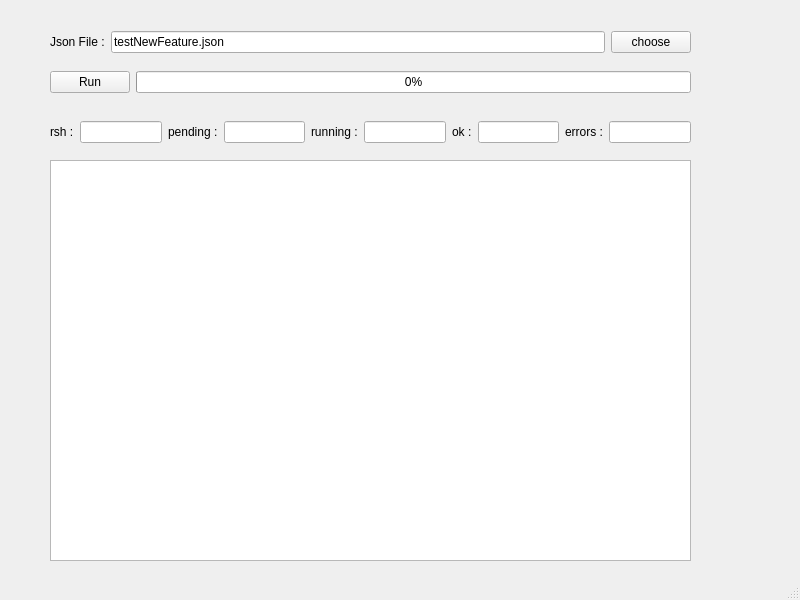
The window that CustomFault/mainwindow.ui (tcko5611/license) describes before a commit, drawn with Qt 5.
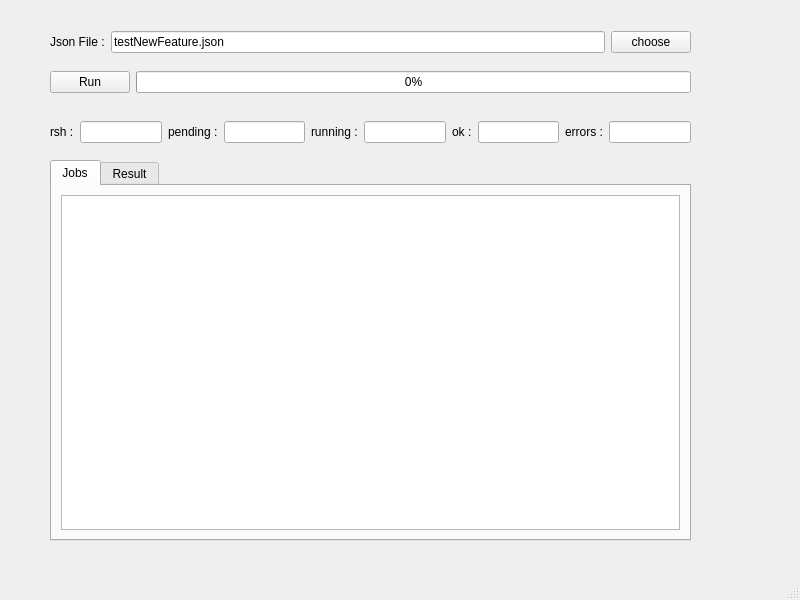
The same window after the commit.

```diff
--- a/CustomFault/mainwindow.ui
+++ b/CustomFault/mainwindow.ui
@@ -14,15 +14,45 @@
    <string>MainWindow</string>
   </property>
   <widget class="QWidget" name="centralwidget">
-   <widget class="QTableWidget" name="tableWidget">
+   <widget class="QTabWidget" name="tabWidget">
     <property name="geometry">
      <rect>
       <x>50</x>
       <y>160</y>
       <width>641</width>
-      <height>401</height>
+      <height>381</height>
      </rect>
     </property>
+    <property name="currentIndex">
+     <number>0</number>
+    </property>
+    <widget class="QWidget" name="tab">
+     <attribute name="title">
+      <string>Jobs</string>
+     </attribute>
+     <layout class="QGridLayout" name="gridLayout">
+      <item row="0" column="0" rowspan="2" colspan="2">
+       <widget class="QTableWidget" name="tableWidget"/>
+      </item>
+      <item row="1" column="1">
+       <layout class="QVBoxLayout" name="verticalLayout">
+        <property name="spacing">
+         <number>0</number>
+        </property>
+       </layout>
+      </item>
+     </layout>
+    </widget>
+    <widget class="QWidget" name="tab_2">
+     <attribute name="title">
+      <string>Result</string>
+     </attribute>
+     <layout class="QGridLayout" name="gridLayout_2">
+      <item row="0" column="0">
+       <widget class="QPlainTextEdit" name="plainTextEdit"/>
+      </item>
+     </layout>
+    </widget>
    </widget>
    <widget class="QWidget" name="">
     <property name="geometry">
```
Left out of the diff: 2 changed lines with no effect on the pictures.
